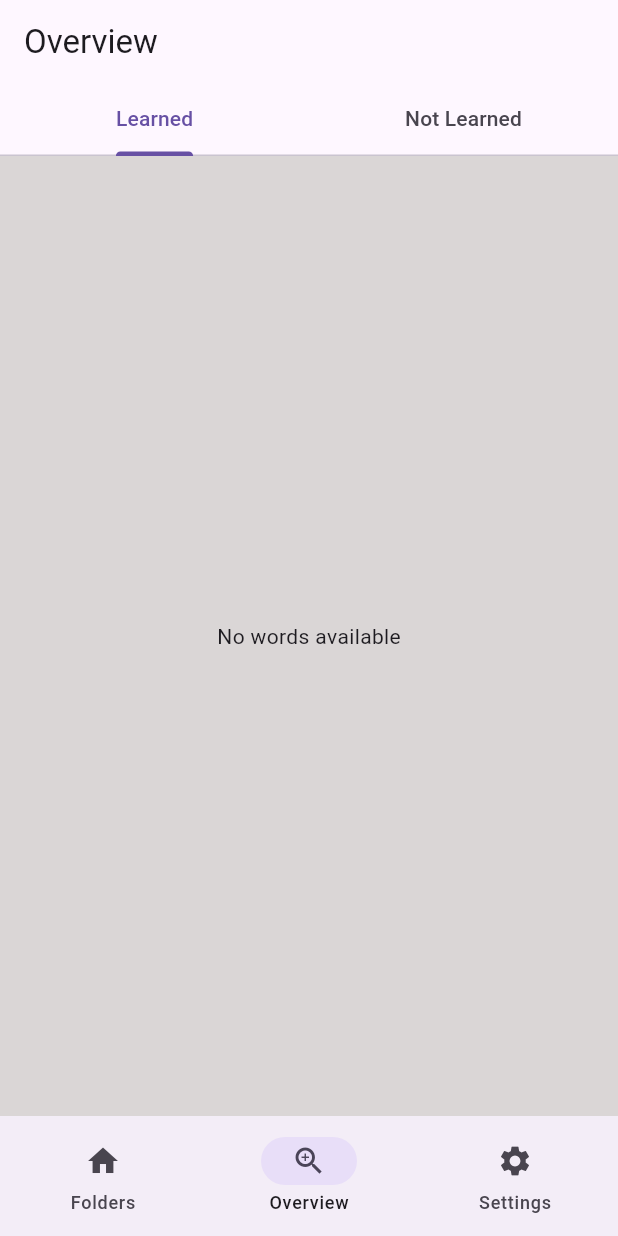
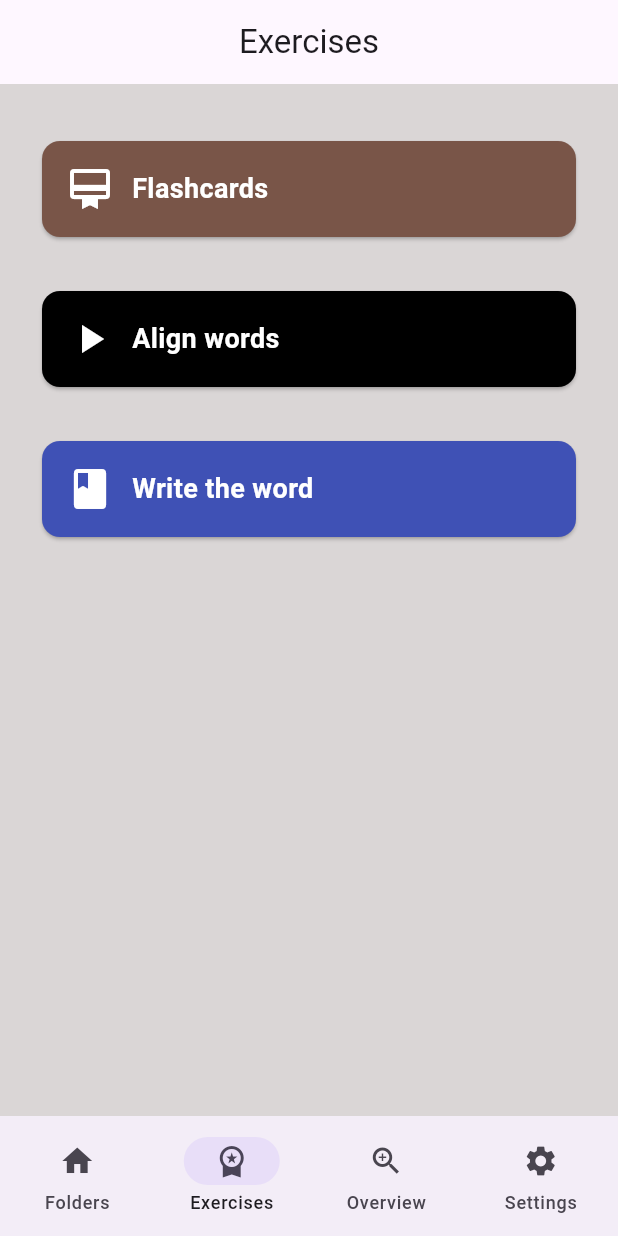
Before and after one commit to cbdefontenay/Leksis, a Flutter app: the screen it shows after launch, item 2 of the bottom bar chosen, on a phone screen of 412 x 824 dp. Run offline on Flutter 3.47's test engine with Material 3 defaults, Android fonts, the phone set to English and light mode, and no system bars; our stand-ins replace google_fonts, shared_preferences, sqflite; missing offline and left inert: draggable_fab; accounts and stored records are empty; generated files the repository leaves out were written again.

Commit message:
Nouvelle page exercises

```diff
--- a/lib/l10n/app_de.arb
+++ b/lib/l10n/app_de.arb
@@ -10,6 +10,7 @@
   "rename": "Umbenennen",
   "settings": "Einstellungen",
   "home": "Ordner",
+  "exercices": "Übungen",
   "overviewTitle": "Übersicht",
   "renameFolder": "Ordner umbenennen",
   "newFolderName": "Neuer Ordnername",
--- a/lib/l10n/app_en.arb
+++ b/lib/l10n/app_en.arb
@@ -10,6 +10,7 @@
   "rename": "Rename",
   "settings": "Settings",
   "home": "Folders",
+  "exercices": "Exercises",
   "overviewTitle": "Overview",
   "renameFolder": "Rename Folder",
   "newFolderName": "New Folder Name",
--- a/lib/l10n/app_fr.arb
+++ b/lib/l10n/app_fr.arb
@@ -10,6 +10,7 @@
   "rename": "Renommer",
   "settings": "Paramètres",
   "home": "Dossiers",
+  "exercices": "Exercices",
   "overviewTitle": "Historique",
   "renameFolder": "Renommer le dossier",
   "newFolderName": "Nouveau nom du dossier",
--- a/lib/l10n/app_nl.arb
+++ b/lib/l10n/app_nl.arb
@@ -10,6 +10,7 @@
   "rename": "Hernoemen",
   "settings": "Instellingen",
   "home": "Mapen",
+  "exercices": "Oefenen",
   "overviewTitle": "Overzicht",
   "renameFolder": "Map hernoemen",
   "newFolderName": "Nieuwe mapnaam",
--- /dev/null
+++ b/lib/views/pages/exercises_page.dart
@@ -0,0 +1,71 @@
+import 'package:flutter/material.dart';
+import 'package:flutter_gen/gen_l10n/app_localizations.dart';
+import 'package:leksis/views/pages/flashcards_page.dart';
+import 'package:leksis/views/widgets/card_exercise_widget.dart';
+
+class ExercicesPage extends StatefulWidget {
+  const ExercicesPage({super.key});
+
+  @override
+  State<ExercicesPage> createState() => _ExercicesPageState();
+}
+
+class _ExercicesPageState extends State<ExercicesPage> {
+  @override
+  Widget build(BuildContext context) {
+    return Scaffold(
+      appBar: AppBar(
+        title: Text(AppLocalizations.of(context)!.exercices),
+        centerTitle: true,
+      ),
+      body: Padding(
+        padding: const EdgeInsets.fromLTRB(8, 30, 8, 16),
+        child: Column(
+          children: [
+            CardExerciseWidget(
+              icon: Icons.card_membership,
+              name: "Flashcards",
+              backgroundColor: Colors.brown,
+              onTap: () {
+                Navigator.push(
+                  context,
+                  MaterialPageRoute(
+                    builder: (context) => const FlashcardsPage(),
+                  ),
+                );
+              },
+            ),
+            const SizedBox(height: 20),
+            CardExerciseWidget(
+              icon: Icons.play_arrow,
+              name: "Align words",
+              backgroundColor: Colors.black,
+              onTap: () {
+                Navigator.push(
+                  context,
+                  MaterialPageRoute(
+                    builder: (context) => const FlashcardsPage(),
+                  ),
+                );
+              },
+            ),
+            const SizedBox(height: 20),
+            CardExerciseWidget(
+              icon: Icons.book,
+              name: "Write the word",
+              backgroundColor: Colors.indigo,
+              onTap: () {
+                Navigator.push(
+                  context,
+                  MaterialPageRoute(
+                    builder: (context) => const FlashcardsPage(),
+                  ),
+                );
+              },
+            ),
+          ],
+        ),
+      ),
+    );
+  }
+}
--- a/lib/views/pages/home_page.dart
+++ b/lib/views/pages/home_page.dart
@@ -61,6 +61,8 @@ class _HomePageState extends State<HomePage> {
                   mainAxisSize: MainAxisSize.min,
                   children: [
                     TextField(
+                      autocorrect: true,
+                      autofocus: true,
                       controller: controller,
                       decoration: InputDecoration(
                         hintText:
@@ -107,6 +109,8 @@ class _HomePageState extends State<HomePage> {
           (context) => AlertDialog(
             title: Text(AppLocalizations.of(context)!.renameFolder),
             content: TextField(
+              autofocus: true,
+              autocorrect: true,
               controller: controller,
               decoration: InputDecoration(
                 hintText: AppLocalizations.of(context)!.newFolderName,
--- a/lib/views/pages/overview_page.dart
+++ b/lib/views/pages/overview_page.dart
@@ -1,9 +1,7 @@
 import 'package:flutter/material.dart';
-
 import 'package:leksis/data/notifiers.dart';
-
+import 'package:flutter_gen/gen_l10n/app_localizations.dart';
 import 'package:leksis/database/database_helpers.dart';
-
 import 'package:leksis/models/word_model.dart';
 
 class OverviewPage extends StatefulWidget {
@@ -126,7 +124,7 @@ class _OverviewPageState extends State<OverviewPage>
   Widget build(BuildContext context) {
     return Scaffold(
       appBar: AppBar(
-        title: const Text("Overview"),
+        title: Text(AppLocalizations.of(context)!.overviewTitle),
 
         bottom: TabBar(
           controller: _tabController,
--- a/lib/views/widget_tree.dart
+++ b/lib/views/widget_tree.dart
@@ -1,5 +1,6 @@
 import 'package:flutter/material.dart';
 import 'package:leksis/data/notifiers.dart';
+import 'package:leksis/views/pages/exercises_page.dart';
 import 'package:leksis/views/pages/home_page.dart';
 import 'package:leksis/views/pages/overview_page.dart';
 import 'package:leksis/views/pages/setting_page.dart';
@@ -14,6 +15,7 @@ class WidgetTree extends StatelessWidget {
   Widget build(BuildContext context) {
     List<Widget> pages = [
       HomePage(),
+      ExercicesPage(),
       OverviewPage(),
       SettingPage(onLocaleChange: onLocaleChange),
     ];
--- /dev/null
+++ b/lib/views/widgets/card_exercise_widget.dart
@@ -0,0 +1,52 @@
+import 'package:flutter/material.dart';
+
+class CardExerciseWidget extends StatelessWidget {
+  final IconData icon;
+  final String name;
+  final Color backgroundColor;
+  final VoidCallback onTap; // Function to handle navigation
+
+  const CardExerciseWidget({
+    super.key,
+    required this.icon,
+    required this.name,
+    required this.backgroundColor,
+    required this.onTap,
+  });
+
+  @override
+  Widget build(BuildContext context) {
+    return GestureDetector(
+      onTap: onTap,
+      child: SizedBox(
+        width: double.infinity,
+        child: Padding(
+          padding: const EdgeInsets.fromLTRB(16, 4, 16, 4),
+          child: Card(
+            color: backgroundColor,
+            shape: RoundedRectangleBorder(
+              borderRadius: BorderRadius.circular(12.0),
+            ),
+            child: Padding(
+              padding: const EdgeInsets.all(16.0),
+              child: Row(
+                children: [
+                  Icon(icon, size: 32, color: Colors.white),
+                  const SizedBox(width: 12),
+                  Text(
+                    name,
+                    style: const TextStyle(
+                      fontSize: 18,
+                      fontWeight: FontWeight.bold,
+                      color: Colors.white,
+                    ),
+                  ),
+                ],
+              ),
+            ),
+          ),
+        ),
+      ),
+    );
+  }
+}
--- a/lib/views/widgets/navbar_widget.dart
+++ b/lib/views/widgets/navbar_widget.dart
@@ -17,6 +17,10 @@ class NavbarWidget extends StatelessWidget {
               label: AppLocalizations.of(context)!.home,
             ),
             NavigationDestination(
+              icon: Icon(Icons.workspace_premium),
+              label: AppLocalizations.of(context)!.exercices,
+            ),
+            NavigationDestination(
               icon: Icon(Icons.zoom_in),
               label: AppLocalizations.of(context)!.overviewTitle,
             ),
```
Also changed, not shown: lib/views/pages/flashcards_page.dart (added, +18 -0 lines).
